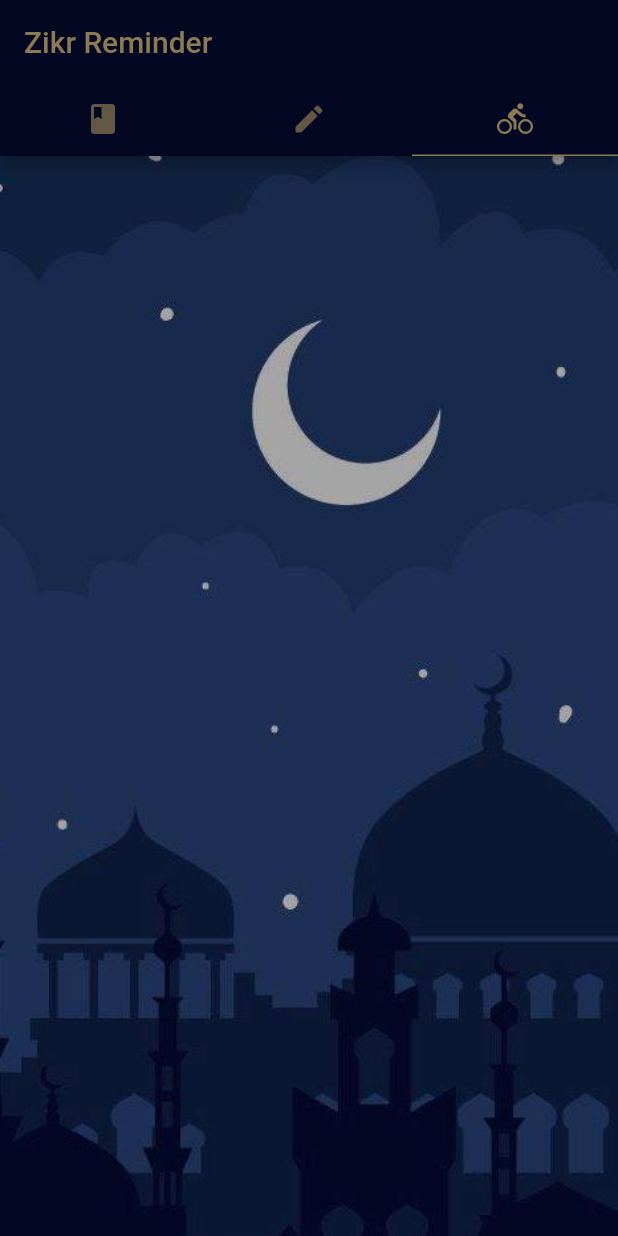
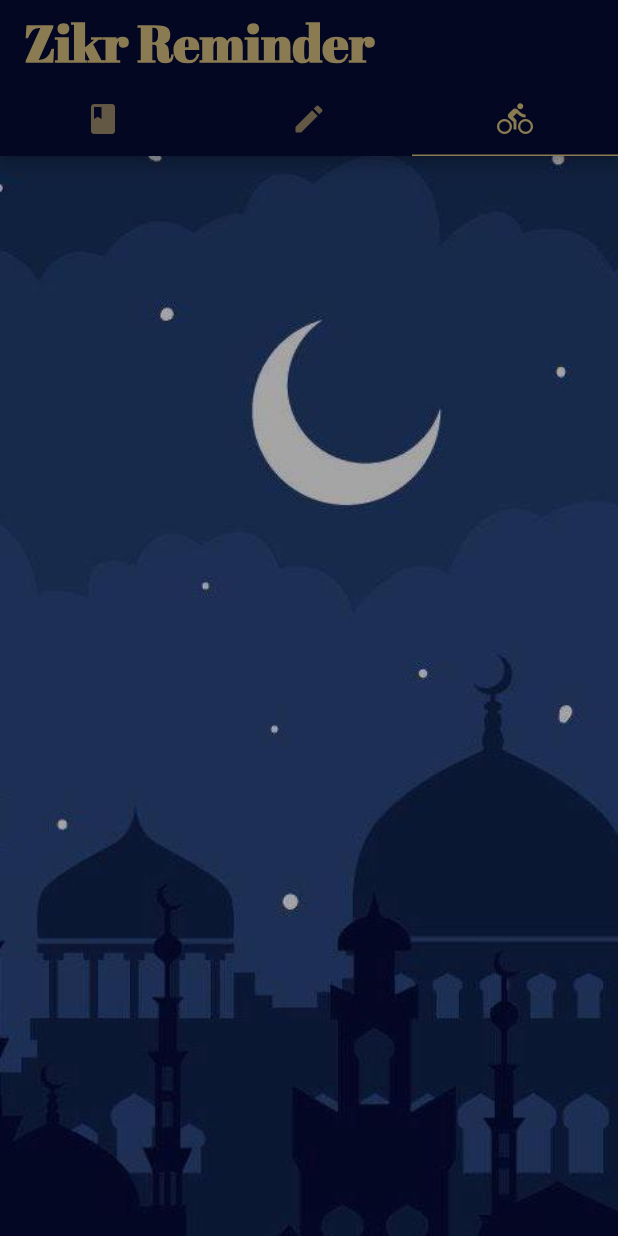
Before and after one commit to Zikr-Organization/zikr_remainder_app, a Flutter app: the screen it shows after launch, tab 3 chosen, on a phone screen of 412 x 824 dp. Run offline on Flutter 3.47's test engine with Material 2 defaults, Android fonts, the phone set to English and light mode, and no system bars; our stand-ins replace shared_preferences; network calls fail.

Commit message:
Add Zikr Details screen Add fonts and icons

```diff
--- a/lib/models/zikr_category.dart
+++ b/lib/models/zikr_category.dart
@@ -8,7 +8,7 @@ class ZikrCategory {
 
   ZikrCategory.fromJson(Map<String, dynamic>data): id = data['ID'], title=data['TITLE'], text=data['TEXT'];
 
-  Future<List<ZikrCondition>> get zikrList async{
+  Future<List<ZikrHadeeth>> get zikrList async{
     return getZikrList(id);
   }
 
--- a/lib/models/zikr_model.dart
+++ b/lib/models/zikr_model.dart
@@ -1,4 +1,6 @@
-class ZikrCondition {
+import 'dart:convert';
+
+class ZikrHadeeth {
   int id;
   String arabicText;
   String francoArabic;
@@ -6,9 +8,9 @@ class ZikrCondition {
   int repeat;
   String audio;
 
-  ZikrCondition.fromJson(Map<String, dynamic> data)
+  ZikrHadeeth.fromJson(Map<String, dynamic> data)
       : id = data['ID'],
-        arabicText = data['ARABIC_TEXT'],
+        arabicText = data['ARABIC_TEXT'],//utf8.decode(data['ARABIC_TEXT']),
         francoArabic = data['LANGUAGE_ARABIC_TRANSLATED_TEXT'],
         translation = data['TRANSLATED_TEXT'],
         repeat = data['REPEAT'],
@@ -16,6 +18,6 @@ class ZikrCondition {
 
   @override
   String toString() {
-    return 'ZikrCondition{id: $id, arabicText: $arabicText, francoArabic: $francoArabic, translation: $translation, repeat: $repeat, audio:$audio}';
+    return 'ZikrHadeeth{id: $id, arabicText: $arabicText, francoArabic: $francoArabic, translation: $translation, repeat: $repeat, audio:$audio}';
   }
 }
--- a/lib/screens/homescreen/home_screen.dart
+++ b/lib/screens/homescreen/home_screen.dart
@@ -19,6 +19,7 @@ class HomeScreen extends StatelessWidget {
           appBarTheme: const AppBarTheme(
             color: Color(0xff040722),
             foregroundColor: Color(0xff8b7b52)
+
           ),
           //colorScheme: ColorScheme(secondary: Color(0xff8b7b52), brightness: ),
           tabBarTheme: const TabBarTheme(
@@ -33,15 +34,20 @@ class HomeScreen extends StatelessWidget {
 
 
           // Define the default font family.
-        //  fontFamily: 'Georgia',
+          fontFamily: 'AbrilFatface',
 
           // Define the default `TextTheme`. Use this to specify the default
           // text styling for headlines, titles, bodies of text, and more.
-     /*     textTheme: const TextTheme(
-            headline1: TextStyle(fontSize: 72.0, fontWeight: FontWeight.bold, color: Color(0xff544721)),
-            headline6: TextStyle(fontSize: 36.0, fontWeight: FontWeight.bold, color: Color(0xff8b7b52)),
-            bodyText2: TextStyle(fontSize: 14.0, fontFamily: 'Hind', color: Color(0xffd5c296)),
-          ),*/
+          textTheme: const TextTheme(
+           // headline1: TextStyle(fontSize: 96.0, fontWeight: FontWeight.bold, color: Color(0xff544721)),
+          //  headline2: TextStyle(fontSize: 60.0, fontWeight: FontWeight.bold, color: Color(0xff544721)),
+          //  headline3: TextStyle(fontSize: 48.0, fontWeight: FontWeight.bold, color: Color(0xff8b7b52)),
+            headline4: TextStyle(fontSize: 34.0, fontWeight: FontWeight.bold, color: Color(0xff544721)),
+            headline5: TextStyle(fontSize: 24.0, fontWeight: FontWeight.bold, color: Color(0xff544721)),
+            headline6: TextStyle(fontSize: 20.0, fontWeight: FontWeight.w500, color: Colors.white),//20.0
+            bodyText1: TextStyle(fontSize: 17.0, fontFamily: 'Amiri', color: Colors.white),
+            bodyText2: TextStyle(fontSize: 15.0, fontFamily: 'Amiri', color: Color(0xffd5c296)),
+          ),
         ),
       home: DefaultTabController(
       length: 3,
@@ -49,12 +55,12 @@ class HomeScreen extends StatelessWidget {
         appBar: AppBar(
           bottom: const TabBar(
             tabs: [
-              Tab(icon: Icon(Icons.book)),
-              Tab(icon: Icon(Icons.edit)),
+              Tab(icon: Icon(Icons.book_rounded)),
+              Tab(icon: Icon(Icons.edit_rounded)),
               Tab(icon: Icon(Icons.directions_bike)),
             ],
           ),
-          title: const Text('Zikr Reminder'),
+          title: const Text('Zikr Reminder',style: TextStyle(fontSize: 34.0, fontWeight: FontWeight.bold, color: Color(0xff8b7b52))),
         ),
         body: const TabBarView(
           children: [
--- a/lib/screens/zikr_screen/category/zikr_category_screen.dart
+++ b/lib/screens/zikr_screen/category/zikr_category_screen.dart
@@ -18,9 +18,7 @@ class _ZikrCategoryScreenState extends State<ZikrCategoryScreen> {
   var selectedTimes = Map<int,TimeOfDay>(); //TODO because morning and evening will be splitted
   @override
   Widget build(BuildContext context) {
-    return MaterialApp(
-      title: 'Hisn-ul-muslim',
-      home: Container(
+    return Container(
         decoration: BoxDecoration(
             image: DecorationImage(
                 image: AssetImage("images/vector-1-background.jpg"),
@@ -46,6 +44,7 @@ class _ZikrCategoryScreenState extends State<ZikrCategoryScreen> {
                   child: Padding(
                     padding: const EdgeInsets.all(16.0),
                     child: ZikrConditionRow(
+                      context: this.context,
                       isPreferd: isPreferedArray[i],
                       title: data[i].title,
                       isPreferedPressed: () {
@@ -70,7 +69,6 @@ class _ZikrCategoryScreenState extends State<ZikrCategoryScreen> {
           },
         ),
         // ),
-      ),
     );
   }
   _selectTime(BuildContext context, int index) async {
```
Also changed, not shown: lib/repository/api.dart (+15 -4 lines), lib/screens/zikr_screen/category/zikr_condition_row.dart (+4 -6 lines), lib/screens/zikr_screen/category/zikr_details/zikr_details_screen.dart (+152 -14 lines), pubspec.yaml (+12 -4 lines), fonts/AbrilFatface-Regular.ttf (added), fonts/Amiri-Regular.ttf (added), fonts/Cinzel-VariableFont_wght.ttf (added), fonts/Quintessential-Regular.ttf (added), images/icons8-circled-play-100.png (added), images/icons8-globe-100-4.png (added), images/icons8-pause-button-100.png (added).
